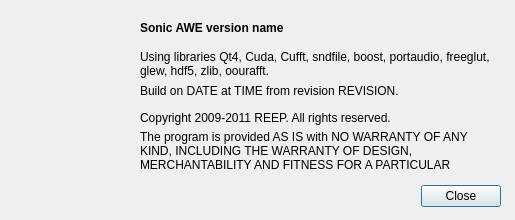
Old version of the form tools/aboutdialog.ui in the repository gustafsson/freq.
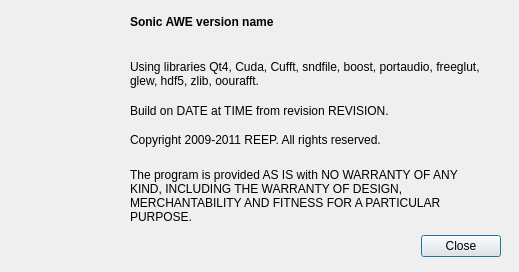
New version of the form. Icons and pictures are not drawn.

```diff
--- a/tools/aboutdialog.ui
+++ b/tools/aboutdialog.ui
@@ -6,8 +6,8 @@
    <rect>
     <x>0</x>
     <y>0</y>
-    <width>515</width>
-    <height>220</height>
+    <width>519</width>
+    <height>272</height>
    </rect>
   </property>
   <property name="windowTitle">
@@ -17,7 +17,7 @@
    <property name="geometry">
     <rect>
      <x>30</x>
-     <y>180</y>
+     <y>230</y>
      <width>471</width>
      <height>32</height>
     </rect>
@@ -48,10 +48,10 @@
   <widget class="QLabel" name="labelVersion">
    <property name="geometry">
     <rect>
-     <x>140</x>
-     <y>20</y>
-     <width>351</width>
-     <height>16</height>
+     <x>130</x>
+     <y>15</y>
+     <width>361</width>
+     <height>41</height>
     </rect>
    </property>
    <property name="font">
@@ -63,13 +63,19 @@
    <property name="text">
     <string>Sonic AWE version name</string>
    </property>
+   <property name="alignment">
+    <set>Qt::AlignLeading|Qt::AlignLeft|Qt::AlignTop</set>
+   </property>
+   <property name="wordWrap">
+    <bool>true</bool>
+   </property>
   </widget>
   <widget class="QLabel" name="label_3">
    <property name="geometry">
     <rect>
-     <x>140</x>
-     <y>50</y>
-     <width>351</width>
+     <x>130</x>
+     <y>60</y>
+     <width>361</width>
      <height>31</height>
     </rect>
    </property>
@@ -86,9 +92,9 @@
   <widget class="QLabel" name="labelTimestamp">
    <property name="geometry">
     <rect>
-     <x>140</x>
-     <y>80</y>
-     <width>371</width>
+     <x>130</x>
+     <y>100</y>
+     <width>381</width>
      <height>21</height>
     </rect>
    </property>
@@ -102,10 +108,10 @@
   <widget class="QLabel" name="label_5">
    <property name="geometry">
     <rect>
-     <x>140</x>
-     <y>110</y>
-     <width>361</width>
-     <height>16</height>
+     <x>130</x>
+     <y>130</y>
+     <width>371</width>
+     <height>20</height>
     </rect>
    </property>
    <property name="text">
@@ -115,10 +121,10 @@
   <widget class="QLabel" name="label_6">
    <property name="geometry">
     <rect>
-     <x>140</x>
-     <y>130</y>
-     <width>351</width>
-     <height>41</height>
+     <x>130</x>
+     <y>160</y>
+     <width>361</width>
+     <height>71</height>
     </rect>
    </property>
    <property name="text">
```
